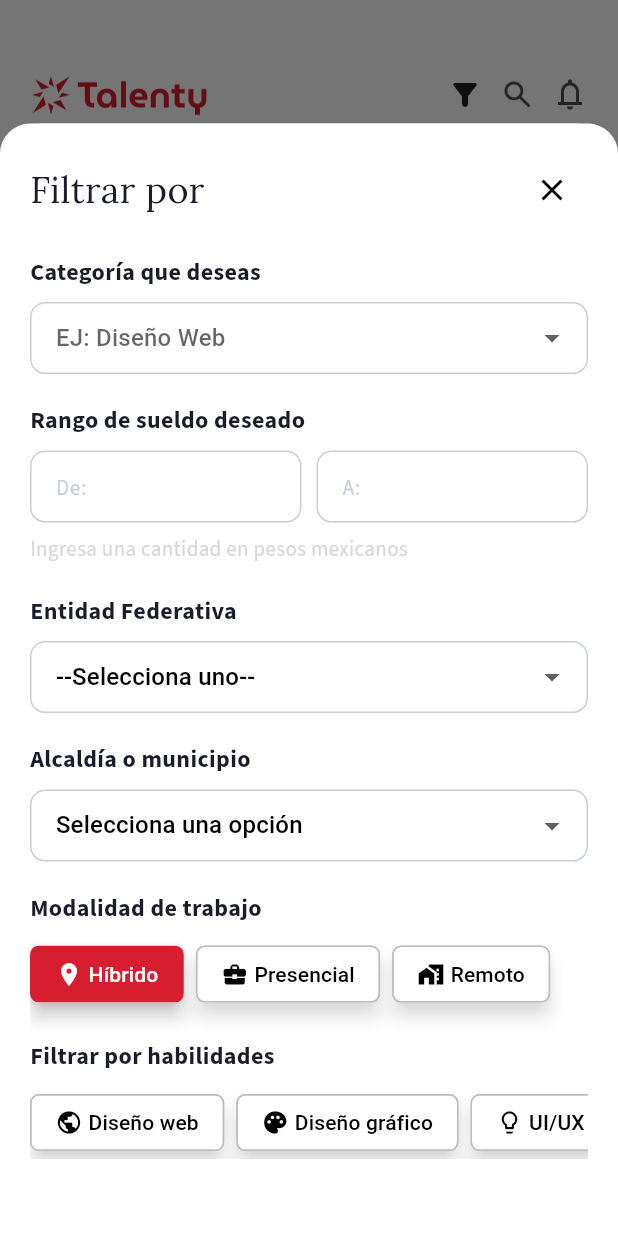
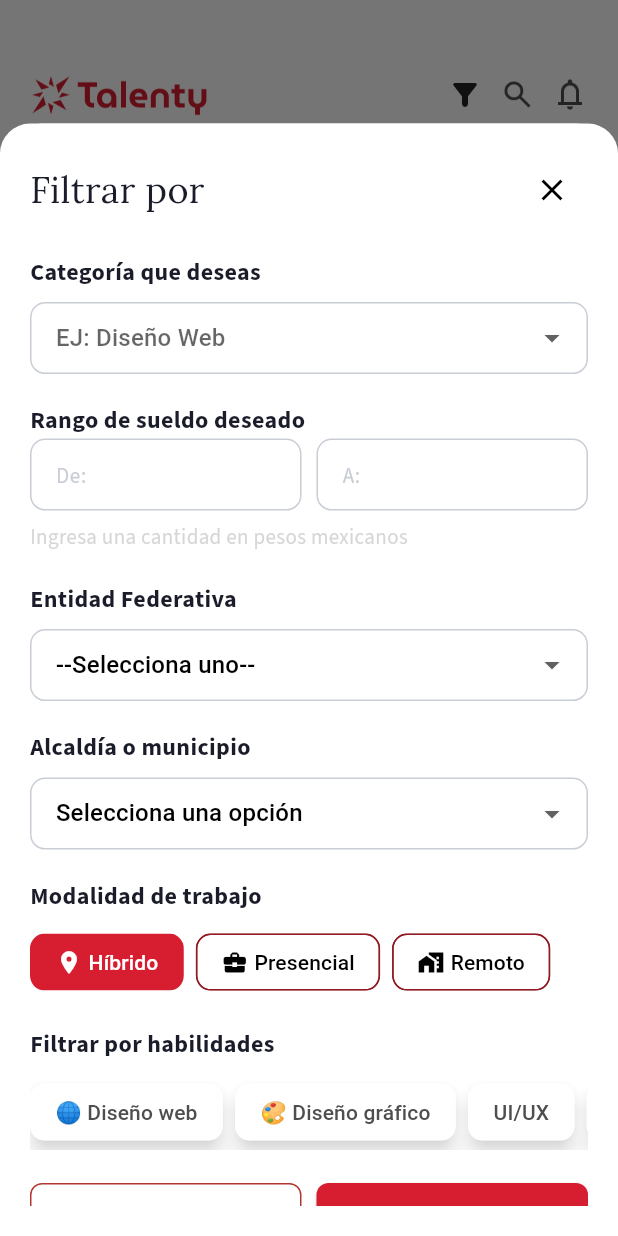
Before and after one commit to BrightCodeLab-Team/talenty_app_2, a Flutter app: the screen it shows after launch, after a tap on the "filter alt" icon, on a phone screen of 412 x 824 dp. Run offline on Flutter 3.47's test engine with Material 3 defaults, Android fonts, the phone set to English and light mode, and no system bars; our stand-ins replace country_code_picker, device_info_plus, device_preview, dio, file_picker, fl_chart and 10 more.

Commit message:
animation done little bit

```diff
--- a/lib/app.dart
+++ b/lib/app.dart
@@ -6,6 +6,7 @@ import 'package:flutter_screenutil/flutter_screenutil.dart';
 import 'package:get/get.dart';
 import 'package:provider/provider.dart';
 import 'package:talenty_app/core/services/localization_services.dart';
+import 'package:talenty_app/ui/screens/candidate/candidat_root/candidate_root_screen.dart';
 import 'package:talenty_app/ui/screens/candidate/candidate_home/candidate_home_screen.dart';
 import 'package:talenty_app/ui/screens/theme/app_theme.dart';
 import 'package:talenty_app/ui/screens/theme/lang_theme_provider.dart';
--- a/lib/ui/screens/candidate/candidate_home/candidate_home_screen.dart
+++ b/lib/ui/screens/candidate/candidate_home/candidate_home_screen.dart
@@ -46,8 +46,8 @@ class _CandidateHomeScreenState extends State<CandidateHomeScreen> {
   String? selectedWorkModality;
 
   List<String> skills = [
-    'Diseño web',
-    'Diseño gráfico',
+    '🌐 Diseño web',
+    '🎨 Diseño gráfico',
     'UI/UX',
     'Front-end',
     'Back-end',
@@ -750,17 +750,12 @@ class _CandidateHomeScreenState extends State<CandidateHomeScreen> {
                               ),
                               IconButton(
                                 icon: const Icon(Icons.close),
-                                onPressed: () {
-                                  Navigator.pop(context);
-                                },
+                                onPressed: () => Navigator.pop(context),
                               ),
                             ],
                           ),
                           const SizedBox(height: 20),
-                          Text(
-                            'Categoría que deseas',
-                            style: style16B.copyWith(),
-                          ),
+                          Text('Categoría que deseas', style: style16B),
                           const SizedBox(height: 8),
                           DropdownButtonFormField<String>(
                             decoration: authFieldDecoration.copyWith(
@@ -778,18 +773,17 @@ class _CandidateHomeScreenState extends State<CandidateHomeScreen> {
                                     child: Text(category),
                                   );
                                 }).toList(),
-                            onChanged: (String? newValue) {
-                              setModalState(() {
-                                selectedCategory = newValue;
-                              });
-                            },
+                            onChanged:
+                                (String? newValue) => setModalState(
+                                  () => selectedCategory = newValue,
+                                ),
                           ),
                           const SizedBox(height: 20),
                           Text(
                             'Rango de sueldo deseado',
                             style: style16B.copyWith(color: blackColor),
                           ),
-                          const SizedBox(height: 8),
+
                           Row(
                             children: [
                               Expanded(
@@ -850,11 +844,10 @@ class _CandidateHomeScreenState extends State<CandidateHomeScreen> {
                                     child: Text(entity),
                                   );
                                 }).toList(),
-                            onChanged: (String? newValue) {
-                              setModalState(() {
-                                selectedFederalEntity = newValue;
-                              });
-                            },
+                            onChanged:
+                                (String? newValue) => setModalState(
+                                  () => selectedFederalEntity = newValue,
+                                ),
                           ),
                           const SizedBox(height: 20),
                           Text(
@@ -878,11 +871,10 @@ class _CandidateHomeScreenState extends State<CandidateHomeScreen> {
                                     child: Text(municipality),
                                   );
                                 }).toList(),
-                            onChanged: (String? newValue) {
-                              setModalState(() {
-                                selectedMunicipality = newValue;
-                              });
-                            },
+                            onChanged:
+                                (String? newValue) => setModalState(
+                                  () => selectedMunicipality = newValue,
+                                ),
                           ),
                           const SizedBox(height: 20),
                           Text(
@@ -933,25 +925,24 @@ class _CandidateHomeScreenState extends State<CandidateHomeScreen> {
                                           color:
                                               isSelected
                                                   ? Colors.transparent
-                                                  : Colors.grey.shade400,
+                                                  : brownColor,
                                         ),
                                         avatarBorder: Border.all(
                                           color: primaryColor,
                                         ),
                                         shape: RoundedRectangleBorder(
                                           borderRadius: BorderRadius.circular(
-                                            6,
+                                            10,
                                           ),
                                         ),
                                         showCheckmark: false,
-                                        elevation: 5.0,
-                                        shadowColor: blackColor.withOpacity(
-                                          0.4,
-                                        ),
+                                        //elevation: 5.0,
+                                        // shadowColor: blackColor.withOpacity(
+                                        //   0.4,
+                                        //),
                                         onSelected: (bool selected) {
-                                          if (selected) {
+                                          if (selected)
                                             _selectWorkModality(modality);
-                                          }
                                         },
                                       ),
                                     );
@@ -966,6 +957,8 @@ class _CandidateHomeScreenState extends State<CandidateHomeScreen> {
                           const SizedBox(height: 8),
                           SingleChildScrollView(
                             scrollDirection: Axis.horizontal,
+                            child: SizedBox(
+                              height: 50,
                               child: Row(
                                 children:
                                     skills.map((skill) {
@@ -975,26 +968,19 @@ class _CandidateHomeScreenState extends State<CandidateHomeScreen> {
                                           right: 8.0,
                                         ),
                                         child: ChoiceChip(
-                                        label: Row(
-                                          children: [
-                                            Icon(
-                                              skill == 'Diseño web'
-                                                  ? Icons.public
-                                                  : skill == 'Diseño gráfico'
-                                                  ? Icons.palette
-                                                  : Icons.lightbulb_outline,
+                                          label: Text(
+                                            skill,
+                                            style: TextStyle(
                                               color:
                                                   isSelected
-                                                      ? Colors.white
-                                                      : Colors.black,
-                                              size: 18,
+                                                      ? blackColor
+                                                      : lightBlackColor,
                                             ),
-                                            const SizedBox(width: 4),
-                                            Text(skill),
-                                          ],
                                           ),
                                           selected: isSelected,
-                                        selectedColor: primaryColor,
+                                          selectedColor: brownColor.withOpacity(
+                                            0.2,
+                                          ),
                                           backgroundColor: Colors.white,
                                           labelStyle: TextStyle(
                                             color:
@@ -1005,15 +991,15 @@ class _CandidateHomeScreenState extends State<CandidateHomeScreen> {
                                           side: BorderSide(
                                             color:
                                                 isSelected
-                                                  ? Colors.transparent
-                                                  : Colors.grey.shade400,
+                                                    ? brownColor
+                                                    : transparent,
                                           ),
                                           avatarBorder: Border.all(
                                             color: primaryColor,
                                           ),
                                           shape: RoundedRectangleBorder(
                                             borderRadius: BorderRadius.circular(
-                                            6,
+                                              10,
                                             ),
                                           ),
                                           showCheckmark: false,
@@ -1021,15 +1007,16 @@ class _CandidateHomeScreenState extends State<CandidateHomeScreen> {
                                           shadowColor: blackColor.withOpacity(
                                             0.4,
                                           ),
-                                        onSelected: (bool selected) {
-                                          _selectSkill(skill);
-                                        },
+                                          onSelected:
+                                              (bool selected) =>
+                                                  _selectSkill(skill),
                                         ),
                                       );
                                     }).toList(),
                               ),
                             ),
-                          const SizedBox(height: 30),
+                          ),
+                          20.verticalSpace,
                           Row(
                             children: [
                               Expanded(
@@ -1047,19 +1034,6 @@ class _CandidateHomeScreenState extends State<CandidateHomeScreen> {
                                       selectedMunicipality = municipalities[0];
                                       _salaryMinController.clear();
                                       _salaryMaxController.clear();
-                                      skills = [
-                                        'Diseño web',
-                                        'Diseño gráfico',
-                                        'UI/UX',
-                                        'Front-end',
-                                        'Back-end',
-                                        'Mobile Development',
-                                      ];
-                                      workModalities = [
-                                        'Híbrido',
-                                        'Presencial',
-                                        'Remoto',
-                                      ];
                                     });
                                   },
                                   style: OutlinedButton.styleFrom(
@@ -1139,40 +1113,19 @@ class _CategoriesAnimatedState extends State<_CategoriesAnimated> {
     "Todos",
     "Arte y Diseño",
     "Programación y Tecnología",
+    "Marketing y Ventas",
   ];
 
   @override
   Widget build(BuildContext context) {
     return SizedBox(
       height: 38,
-      child: AnimatedSwitcher(
-        duration: const Duration(milliseconds: 400),
-        switchInCurve: Curves.easeInOut,
-        switchOutCurve: Curves.easeInOut,
-        layoutBuilder: (currentChild, previousChildren) {
-          return Stack(
-            alignment: Alignment.centerLeft,
-            children: [
-              ...previousChildren,
-              if (currentChild != null) currentChild,
-            ],
-          );
-        },
-        transitionBuilder: (child, animation) {
-          return SlideTransition(
-            position: Tween<Offset>(
-              begin: const Offset(0.3, 0), // slide in from right
-              end: Offset.zero,
-            ).animate(animation),
-            child: child,
-          );
-        },
       child: ListView.builder(
-          key: ValueKey(widget.model.categorySelect),
         scrollDirection: Axis.horizontal,
         shrinkWrap: true,
         itemCount: categories.length,
         itemBuilder: (context, index) {
+          // Determine actual index considering selected item is moved to position 0
           int displayIndex = index;
           if (widget.model.categorySelect != 0 && index == 0) {
             displayIndex = widget.model.categorySelect;
@@ -1182,40 +1135,75 @@ class _CategoriesAnimatedState extends State<_CategoriesAnimated> {
           }
 
           final isSelected = widget.model.categorySelect == displayIndex;
+          final isFirstTab = index == 0;
+          final isSwappingTab = isSelected || isFirstTab;
 
-            return GestureDetector(
+          return AnimatedSwitcher(
+            duration: const Duration(milliseconds: 300),
+            transitionBuilder: (child, animation) {
+              if (isSwappingTab) {
+                return SlideTransition(
+                  position: Tween<Offset>(
+                    begin: Offset(isSelected ? 1.0 : -1.0, 0),
+                    end: Offset.zero,
+                  ).animate(
+                    CurvedAnimation(parent: animation, curve: Curves.easeInOut),
+                  ),
+                  child: child,
+                );
+              }
+              return child;
+            },
+            child: GestureDetector(
+              key: ValueKey('${categories[displayIndex]}_$isSelected'),
               onTap: () {
                 widget.model.onClickCategory(displayIndex);
-                setState(() {});
+                setState(() {}); // triggers instant rebuild
               },
               child: Container(
                 margin: EdgeInsets.only(left: index == 0 ? 0 : 5),
-                padding: EdgeInsets.symmetric(vertical: 8, horizontal: 16),
+                padding: EdgeInsets.symmetric(vertical: 8, horizontal: 18),
                 height: 34,
                 decoration: BoxDecoration(
                   color: isSelected ? brownColor : Colors.transparent,
                   borderRadius: BorderRadius.circular(10),
                   border: Border.all(width: 1.0, color: brownColor),
                 ),
+                child: DefaultTextStyle(
+                  style: style12M.copyWith(
+                    color: isSelected ? whiteColor : lightBlackColor,
+                  ),
                   child: Row(
                     mainAxisAlignment: MainAxisAlignment.center,
                     children: [
-                    if (isSelected)
-                      Icon(Icons.cancel_outlined, color: whiteColor, size: 20),
-                    if (isSelected) const SizedBox(width: 3),
-                    Text(
-                      categories[displayIndex],
-                      style: style12M.copyWith(
-                        color: isSelected ? whiteColor : lightBlackColor,
+                      AnimatedSwitcher(
+                        duration: const Duration(milliseconds: 200),
+                        transitionBuilder: (child, animation) {
+                          return ScaleTransition(
+                            scale: animation,
+                            child: child,
+                          );
+                        },
+                        child:
+                            isSelected
+                                ? Icon(
+                                  Icons.cancel_outlined,
+                                  key: ValueKey('cancel_icon_$displayIndex'),
+                                  color: whiteColor,
+                                  size: 15,
+                                )
+                                : const SizedBox(width: 0),
+                      ),
+                      if (isSelected) const SizedBox(width: 8),
+                      Text(categories[displayIndex]),
+                    ],
                   ),
                 ),
-                  ],
               ),
             ),
           );
         },
       ),
-      ),
     );
   }
 }
```
Also changed, not shown: lib/ui/screens/candidate/candidate_search/candidate_search.dart (+262 -127 lines). Lines whose indentation alone changed are shown as unchanged.
